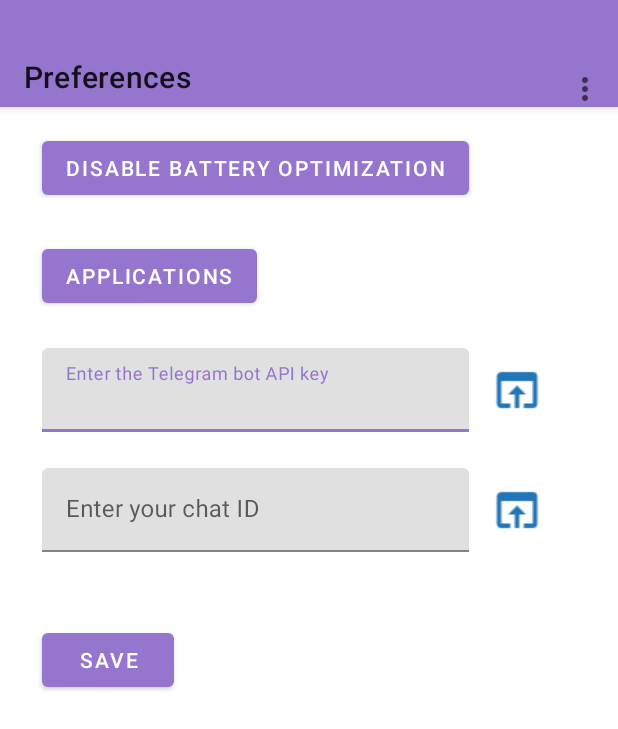
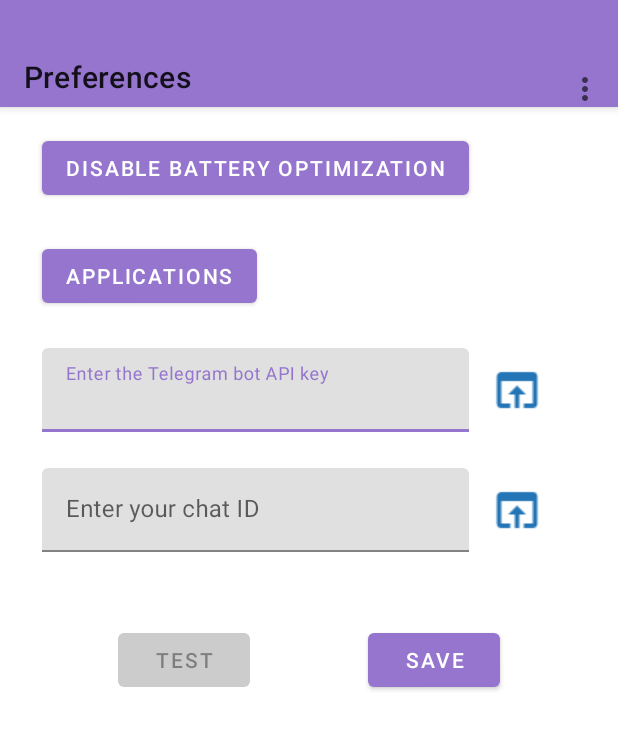
Before and after one commit to wizand0/SenderNT, an Android app: the SettingsGlobalActivity screen opened directly, with no data from a screen before it, on a phone screen of 412 x 824 dp. Shown: the top 729 px of the screen. Run offline under Robolectric (Android 15) with nearby library versions, the phone set to English and light mode, and no system bars; libraries missing offline, so code that uses them is left out: com.microsoft.clarity; 2 statements that could not run were skipped.

Commit message:
v1.3.8: Material design(hints and errors) for EditText, test notifications

```diff
--- a/app/src/main/java/ru/wizand/sendernt/presentation/SettingsGlobalActivity.kt
+++ b/app/src/main/java/ru/wizand/sendernt/presentation/SettingsGlobalActivity.kt
@@ -9,6 +9,7 @@ import android.os.PowerManager
 import android.provider.Settings
 import android.text.Editable
 import android.text.TextWatcher
+import android.util.Log
 import android.view.Menu
 import android.view.MenuItem
 import android.widget.Button
@@ -17,16 +18,33 @@ import android.widget.ImageButton
 import android.widget.Toast
 import androidx.activity.enableEdgeToEdge
 import androidx.appcompat.app.AppCompatActivity
+import androidx.core.content.ContextCompat
 import androidx.core.view.ViewCompat
 import androidx.core.view.WindowInsetsCompat
+import androidx.core.widget.addTextChangedListener
 import com.google.android.material.textfield.TextInputEditText
 import com.google.android.material.textfield.TextInputLayout
 import com.microsoft.clarity.Clarity
 import com.microsoft.clarity.ClarityConfig
+import okhttp3.Call
+import okhttp3.Callback
+import okhttp3.FormBody
+import okhttp3.OkHttpClient
+import okhttp3.Request
+import okhttp3.Response
 import ru.wizand.sendernt.R
 import ru.wizand.sendernt.presentation.ViewUtils.showShortInstructionDialog
+import java.io.IOException
+import java.util.Date
 
 class SettingsGlobalActivity : AppCompatActivity() {
+
+    private lateinit var editTextBotID: TextInputEditText
+    private lateinit var editTextChatID : TextInputEditText
+    private lateinit var buttonTest: Button
+
+
+    private val httpClient = OkHttpClient()
 
     // Ключи для SharedPreferences
     companion object {
@@ -81,9 +99,12 @@ class SettingsGlobalActivity : AppCompatActivity() {
         // Получаем ссылки на контейнеры TextInputLayout и сам редактируемый текст
         val textInputLayoutBot = findViewById<TextInputLayout>(R.id.textInputLayoutBot)
         val textInputLayoutChat = findViewById<TextInputLayout>(R.id.textInputLayoutChat)
-        val editTextBotID = findViewById<TextInputEditText>(R.id.editTextBotID)
-        val editTextChatID = findViewById<TextInputEditText>(R.id.editTextChatID)
-
+//        val editTextBotID = findViewById<EditText>(R.id.editTextBotID)
+//        val editTextChatID = findViewById<EditText>(R.id.editTextChatID)
+        editTextBotID = findViewById(R.id.editTextBotID)
+        editTextChatID = findViewById(R.id.editTextChatID)
+        buttonTest = findViewById(R.id.buttonTest)
+//        val buttonTest = findViewById<Button>(R.id.buttonTest)
         val buttonSave = findViewById<Button>(R.id.buttonSave)
         val buttonOpenBotFather = findViewById<ImageButton>(R.id.buttonOpenBotFather)
         val buttonOpenGetIdBot = findViewById<ImageButton>(R.id.buttonOpenGetIdBot)
@@ -204,6 +225,12 @@ class SettingsGlobalActivity : AppCompatActivity() {
             }
         })
 
+        // Первичная проверка:
+        checkFields()
+
+//        editTextBotID.addTextChangedListener { checkFields() }
+//        editTextChatID.addTextChangedListener { checkFields() }
+
         buttonSave.setOnClickListener {
             // Получаем текст и обрезаем пробелы
             val botId = editTextBotID.text?.toString()?.trim()
@@ -215,6 +242,7 @@ class SettingsGlobalActivity : AppCompatActivity() {
             if (botId.isNullOrEmpty() || botId == "No_data" || botId == getString(R.string.no_data)) {
                 // Устанавливаем ошибку в TextInputLayout - появится анимация и/или подсказка об ошибке
                 textInputLayoutBot.error = getString(R.string.enter_bot_id_error)
+
                 isValid = false
             } else {
                 // Убираем ошибку, если введённое значение корректно
@@ -242,9 +270,27 @@ class SettingsGlobalActivity : AppCompatActivity() {
             }
         }
 
+        // Добавить обработку нажатия для buttonTest
+        buttonTest.setOnClickListener {
+            // Например, можно открыть новое Activity или выполнить тестовую операцию
+            Toast.makeText(this, getString(R.string.data_send), Toast.LENGTH_SHORT).show()
+            sendTestTextToServer()
 
+        }
+    }
 
+    // Функция проверки полей
+    fun checkFields() {
+        val botId = editTextBotID.text.toString().trim()
+        val chatId = editTextChatID.text.toString().trim()
 
+        if (botId.isEmpty() || chatId.isEmpty()) {
+            buttonTest.isEnabled = false
+            buttonTest.setBackgroundColor(ContextCompat.getColor(this, R.color.gray))
+        } else {
+            buttonTest.isEnabled = true
+            buttonTest.setBackgroundColor(ContextCompat.getColor(this, R.color.purple_500))
+        }
     }
 
     private fun requestIgnoreBatteryOptimizations(context: Context) {
@@ -278,6 +324,8 @@ class SettingsGlobalActivity : AppCompatActivity() {
         return true
     }
 
+
+
     // Обработка нажатий элементов меню
     override fun onOptionsItemSelected(item: MenuItem): Boolean {
         return when (item.itemId) {
@@ -291,4 +339,49 @@ class SettingsGlobalActivity : AppCompatActivity() {
             else -> super.onOptionsItemSelected(item)
         }
     }
+
+    // Отправка тестового сообщения
+    private fun sendTestTextToServer() {
+        val botId = editTextBotID.text.toString().trim()
+        val chatId = editTextChatID.text.toString().trim()
+
+        val time = Date()
+        val text = "Test message"
+        val title = "Test title"
+
+        val message = " -> $time - $title - $text"
+
+        // Формируем URL запроса к Telegram Bot API
+        val url = "https://api.telegram.org/bot$botId/sendMessage"
+
+        // Формируем тело запроса с параметрами chat_id и text
+        val requestBody = FormBody.Builder()
+//            .add("chat_id", TELEGRAM_CHAT_ID)
+            .add("chat_id", chatId!!)
+            .add("text", message)
+            .build()
+
+        // Создаем POST-запрос
+        val request = Request.Builder()
+            .url(url)
+            .post(requestBody)
+            .build()
+        httpClient.newCall(request).enqueue(object : Callback {
+            override fun onFailure(call: Call, e: IOException) {
+                Log.e("TAG", "Ошибка при отправке сообщения в Telegram: ${e.localizedMessage}")
+            }
+
+            override fun onResponse(call: Call, response: Response) {
+                if (!response.isSuccessful) {
+                    Log.e("TAG", "Ошибка при отправке сообщения в Telegram: ${response.message}")
+                } else {
+                    Log.d("TAG", "Сообщение успешно отправлено через Telegram")
+                    buttonTest.setBackgroundColor(getColor(R.color.gray))
+                    buttonTest.isClickable = false
+                }
+                response.close()
+            }
+        })
+    }
+
 }
--- a/app/src/main/res/layout/activity_settings_global.xml
+++ b/app/src/main/res/layout/activity_settings_global.xml
@@ -75,8 +75,8 @@
             android:layout_height="wrap_content"
             android:layout_marginTop="24dp"
             android:hint="@string/id_telegram_bot_textview"
+            app:layout_constraintEnd_toEndOf="@+id/btnBatteryOptimization"
             app:layout_constraintStart_toStartOf="@+id/btnApps"
-            app:layout_constraintEnd_toEndOf="@+id/btnBatteryOptimization"
             app:layout_constraintTop_toBottomOf="@+id/btnApps">
 
             <com.google.android.material.textfield.TextInputEditText
@@ -118,8 +118,8 @@
             android:layout_height="wrap_content"
             android:layout_marginTop="24dp"
             android:hint="@string/id_chat_textview"
+            app:layout_constraintEnd_toEndOf="@+id/textInputLayoutBot"
             app:layout_constraintStart_toStartOf="@+id/textInputLayoutBot"
-            app:layout_constraintEnd_toEndOf="@+id/textInputLayoutBot"
             app:layout_constraintTop_toBottomOf="@+id/textInputLayoutBot">
 
             <com.google.android.material.textfield.TextInputEditText
@@ -168,16 +168,33 @@
         <!--            app:layout_constraintTop_toTopOf="@+id/editTextChatID" />-->
 
         <!-- Кнопка "Сохранить" -->
+
+        <Button
+            android:id="@+id/buttonTest"
+            android:layout_width="wrap_content"
+            android:layout_height="wrap_content"
+            android:layout_marginTop="48dp"
+            android:clickable="false"
+            android:text="@string/test"
+            app:layout_constraintEnd_toStartOf="@+id/buttonSave"
+            app:layout_constraintHorizontal_bias="0.5"
+            app:layout_constraintStart_toStartOf="parent"
+            app:layout_constraintTop_toBottomOf="@+id/textInputLayoutChat" />
+
+        <!-- Кнопка для открытия BotFather (привязана к контейнеру поля ввода ID бота) -->
+
         <Button
             android:id="@+id/buttonSave"
             android:layout_width="wrap_content"
             android:layout_height="wrap_content"
-            android:layout_marginTop="48dp"
             android:text="@string/save"
-            app:layout_constraintStart_toStartOf="@+id/textInputLayoutChat"
-            app:layout_constraintTop_toBottomOf="@+id/textInputLayoutChat" />
+            app:layout_constraintBottom_toBottomOf="@+id/buttonTest"
+            app:layout_constraintEnd_toEndOf="parent"
+            app:layout_constraintHorizontal_bias="0.5"
+            app:layout_constraintStart_toEndOf="@+id/buttonTest"
+            app:layout_constraintTop_toTopOf="@+id/buttonTest"
+            app:layout_constraintVertical_bias="0.0" />
 
-        <!-- Кнопка для открытия BotFather (привязана к контейнеру поля ввода ID бота) -->
         <ImageButton
             android:id="@+id/buttonOpenBotFather"
             android:layout_width="wrap_content"
@@ -189,9 +206,9 @@
             android:scaleX="1.5"
             android:scaleY="1.5"
             android:src="@drawable/open_app"
-            app:layout_constraintTop_toTopOf="@+id/textInputLayoutBot"
             app:layout_constraintBottom_toBottomOf="@+id/textInputLayoutBot"
-            app:layout_constraintStart_toEndOf="@+id/textInputLayoutBot" />
+            app:layout_constraintStart_toEndOf="@+id/textInputLayoutBot"
+            app:layout_constraintTop_toTopOf="@+id/textInputLayoutBot" />
 
         <!-- Кнопка для получения ID бота (привязана к контейнеру поля ввода ID чата) -->
         <ImageButton
@@ -204,9 +221,9 @@
             android:scaleX="1.5"
             android:scaleY="1.5"
             android:src="@drawable/open_app"
-            app:layout_constraintTop_toTopOf="@+id/textInputLayoutChat"
             app:layout_constraintBottom_toBottomOf="@+id/textInputLayoutChat"
-            app:layout_constraintStart_toStartOf="@+id/buttonOpenBotFather" />
+            app:layout_constraintStart_toStartOf="@+id/buttonOpenBotFather"
+            app:layout_constraintTop_toTopOf="@+id/textInputLayoutChat" />
 
 
     </androidx.constraintlayout.widget.ConstraintLayout>
--- a/app/src/main/res/values/colors.xml
+++ b/app/src/main/res/values/colors.xml
@@ -10,5 +10,6 @@
 
     <!-- Бирюзовый цвет -->
     <color name="teal_200">#80CBC4</color> <!-- Более мягкий бирюзовый -->
+    <color name="gray">#CCCCCC</color> <!-- Более мягкий бирюзовый -->
 
 </resources>
--- a/app/src/main/res/values/strings.xml
+++ b/app/src/main/res/values/strings.xml
@@ -52,4 +52,6 @@
     <string name="service_status">Start service</string>
     <string name="enter_bot_id_error">Enter bot id</string>
     <string name="enter_chat_id_error">Enter chat id</string>
+    <string name="test">Test</string>
+    <string name="data_send">Data send</string>
 </resources>
```
Also changed, not shown: app/src/main/java/ru/wizand/sendernt/data/service/NotificationLoggerService.kt (+46 -1 lines), 2 other files. Lines whose indentation alone changed are shown as unchanged.
